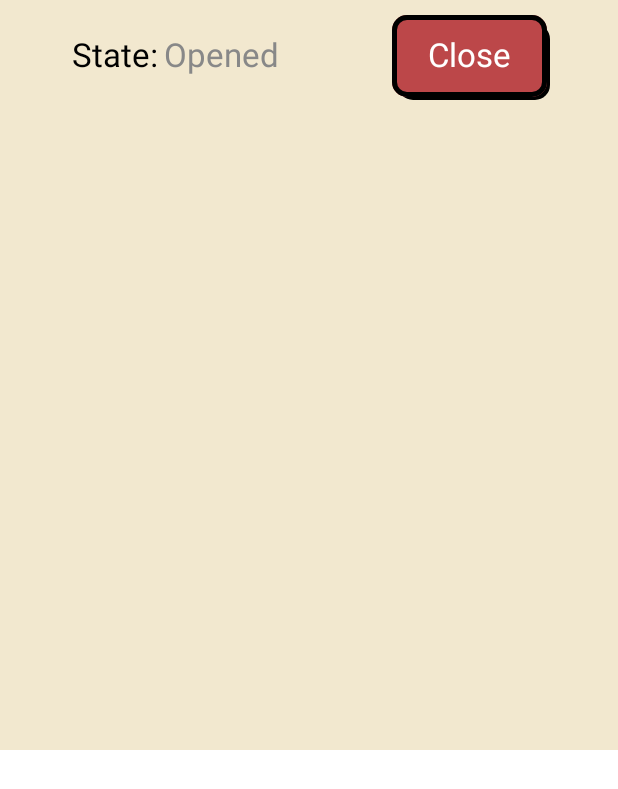
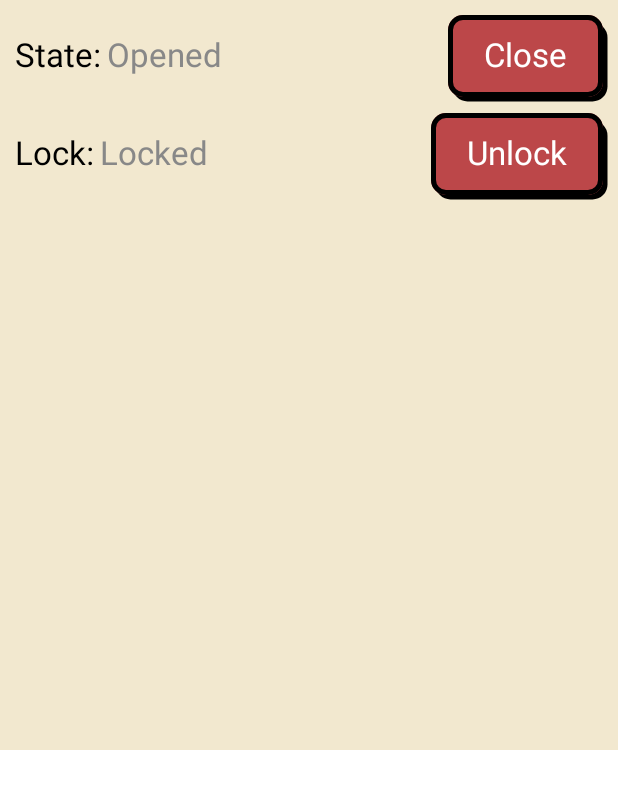
Before and after one commit to martuschvartz/Interlink-Mobile, an Android app built with Jetpack Compose: the @Preview function DeviceCardPreview, on a phone screen of 412 x 824 dp. Shown: the top 789 px of the screen. Run offline under Robolectric (Android 15) with nearby library versions, the phone set to English and light mode, and no system bars.

Commit message:
we keep pushing

```diff
--- a/app/src/main/java/com/example/interlink/ui/components/devices/actions/DoorActions.kt
+++ b/app/src/main/java/com/example/interlink/ui/components/devices/actions/DoorActions.kt
@@ -37,23 +37,30 @@ fun DoorAction(
     doorDevice : Door,
     doorViewModel : DoorViewModel?
 ){
-    var status = when(doorDevice.status){
-        Status.ON -> null
-        Status.OFF -> null
+    val status = when(doorDevice.status){
         Status.OPENED -> stringResource(id = R.string.opened)
         Status.CLOSED -> stringResource(id = R.string.closed)
+        else -> null
     }
 
+    val locked = when(doorDevice.lock){
+        "locked" -> stringResource(id = R.string.locked)
+        "unlocked" -> stringResource(id = R.string.unlocked)
+        else -> null
+    }
+
+    Column{
         Row(
             modifier = Modifier
+                .padding(bottom = 5.dp)
                 .fillMaxWidth(),
             verticalAlignment = Alignment.CenterVertically,
-        horizontalArrangement = Arrangement.SpaceAround
+            horizontalArrangement = Arrangement.SpaceBetween
         ) {
-        Column(){
+            Column{
                 Row(
                     verticalAlignment = Alignment.CenterVertically
-            ){
+                ) {
                     Text(
                         text = stringResource(id = R.string.state),
                         color = Color.Black,
@@ -69,7 +76,7 @@ fun DoorAction(
                     }
                 }
             }
-        if(doorDevice.status == Status.OPENED){
+            if (doorDevice.status == Status.OPENED) {
                 // boton de cerrar
                 OutlinedButton(
                     modifier = Modifier
@@ -77,7 +84,7 @@ fun DoorAction(
                             borderRadius = 10.dp,
                             offsetY = 8.dp,
                             offsetX = 6.dp,
-                        spread = 2f
+                            spread = 3f
                         ),
                     colors = ButtonDefaults.outlinedButtonColors(
                         containerColor = md_theme_light_interred,
@@ -102,16 +109,15 @@ fun DoorAction(
                     }
                 }
             }
-        if(doorDevice.status == Status.CLOSED){
+            if (doorDevice.status == Status.CLOSED) {
                 // boton de abrir que abra la puerta, enabled si la puerta está destrabada, si no no se puede tocar
-
                 OutlinedButton(
                     modifier = Modifier
                         .customShadow(
                             borderRadius = 10.dp,
                             offsetY = 8.dp,
                             offsetX = 6.dp,
-                        spread = 2f
+                            spread = 3f
                         ),
                     colors = ButtonDefaults.outlinedButtonColors(
                         containerColor = md_theme_light_intergreen,
@@ -141,7 +147,104 @@ fun DoorAction(
             }
         }
 
-// otras rows con otras acciones
+        Row(
+            modifier = Modifier
+                .padding(top = 5.dp)
+                .fillMaxWidth(),
+            verticalAlignment = Alignment.CenterVertically,
+            horizontalArrangement = Arrangement.SpaceBetween
+        ) {
+            Column{
+                Row(
+                    modifier = Modifier,
+                    verticalAlignment = Alignment.CenterVertically
+                ) {
+                    Text(
+                        text = stringResource(id = R.string.lock),
+                        color = Color.Black,
+                        style = MaterialTheme.typography.titleLarge
+                    )
+                    Spacer(modifier = Modifier.padding(2.dp))
+                    if (locked != null) {
+                        Text(
+                            text = locked,
+                            color = Color.Gray,
+                            style = MaterialTheme.typography.titleLarge
+                        )
+                    }
+                }
+            }
+            if (doorDevice.lock == "locked") {
+                // boton de destrabar
+                OutlinedButton(
+                    modifier = Modifier
+                        .customShadow(
+                            borderRadius = 10.dp,
+                            offsetY = 8.dp,
+                            offsetX = 6.dp,
+                            spread = 3f
+                        ),
+                    colors = ButtonDefaults.outlinedButtonColors(
+                        containerColor = md_theme_light_interred,
+                        contentColor = Color.White
+                    ),
+                    shape = RoundedCornerShape(10.dp),
+                    border = BorderStroke(3.dp, Color.Black),
+                    onClick = {
+                        doorViewModel?.unlock()
+                    }
+                ) {
+                    Column(
+                        modifier = Modifier
+                            .padding(vertical = 5.dp),
+                        verticalArrangement = Arrangement.Center,
+                        horizontalAlignment = Alignment.CenterHorizontally
+                    ) {
+                        Text(
+                            text = stringResource(id = R.string.unlockAction),
+                            style = MaterialTheme.typography.titleLarge
+                        )
+                    }
+                }
+            }
+            if (doorDevice.lock == "unlocked") {
+                // boton de trabar que traba la puerta, enabled si la puerta está cerrada, si no no se puede tocar
+                OutlinedButton(
+                    modifier = Modifier
+                        .customShadow(
+                            borderRadius = 10.dp,
+                            offsetY = 8.dp,
+                            offsetX = 6.dp,
+                            spread = 3f
+                        ),
+                    colors = ButtonDefaults.outlinedButtonColors(
+                        containerColor = md_theme_light_intergreen,
+                        contentColor = Color.White,
+                        disabledContentColor = Color.White,
+                        disabledContainerColor = md_theme_light_intergrey
+                    ),
+                    shape = RoundedCornerShape(10.dp),
+                    border = BorderStroke(3.dp, Color.Black),
+                    onClick = {
+                        doorViewModel?.lock()
+                    },
+                    enabled = doorDevice.status == Status.CLOSED
+                ) {
+                    Column(
+                        modifier = Modifier
+                            .padding(vertical = 5.dp),
+                        verticalArrangement = Arrangement.Center,
+                        horizontalAlignment = Alignment.CenterHorizontally
+                    ) {
+                        Text(
+                            text = stringResource(id = R.string.lockAction),
+                            style = MaterialTheme.typography.titleLarge
+                        )
+                    }
+                }
+            }
+        }
+    }
 
 }
 
--- a/app/src/main/java/com/example/interlink/ui/components/devices/description/DoorDescription.kt
+++ b/app/src/main/java/com/example/interlink/ui/components/devices/description/DoorDescription.kt
@@ -20,11 +20,10 @@ fun DoorDescription(
 ){
     // si en la pagina no cambia la descripcion es porque aca lo puse como variable "no ref"
 
-    var status = when(doorDevice.status){
-        Status.ON -> null
-        Status.OFF -> null
+    val status = when(doorDevice.status){
         Status.OPENED -> stringResource(id = R.string.opened)
         Status.CLOSED -> stringResource(id = R.string.closed)
+        else -> null
     }
 
     Row {
--- a/app/src/main/res/values/strings.xml
+++ b/app/src/main/res/values/strings.xml
@@ -9,6 +9,8 @@
     <!-- Estados -->
     <string name="open">Open</string>
     <string name="close">Close</string>
+    <string name="lockAction">Lock</string>
+    <string name="unlockAction">Unlock</string>
 
     <!-- Para la puerta -->
     <string name="opened">Opened</string>
```
Also changed, not shown: 1 other file. Lines whose indentation alone changed are shown as unchanged.
